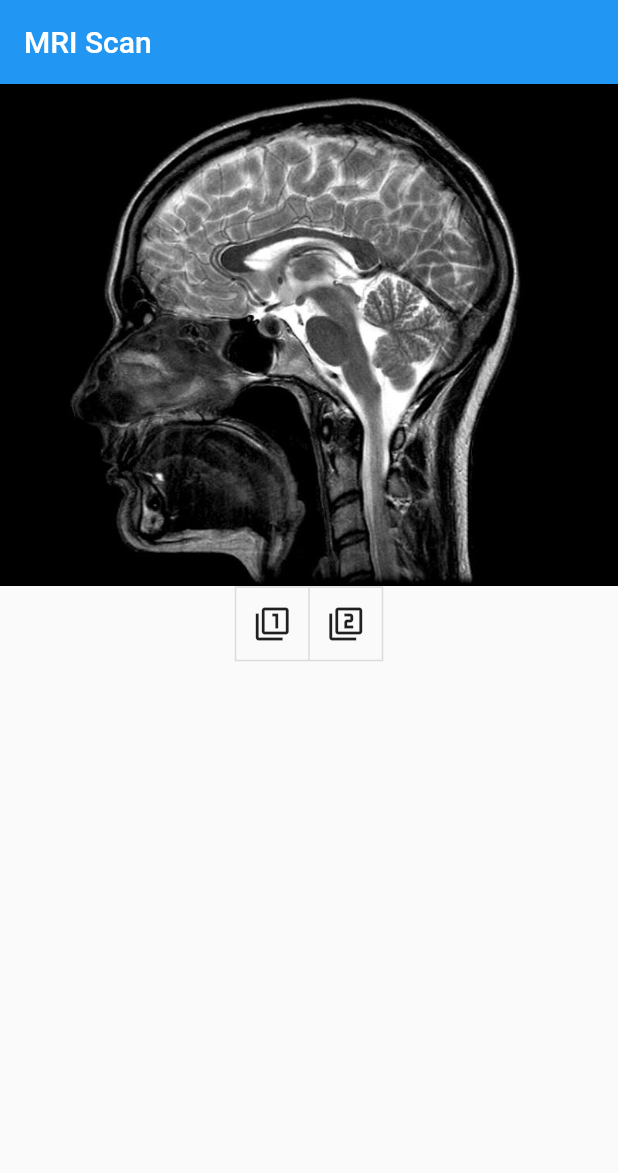
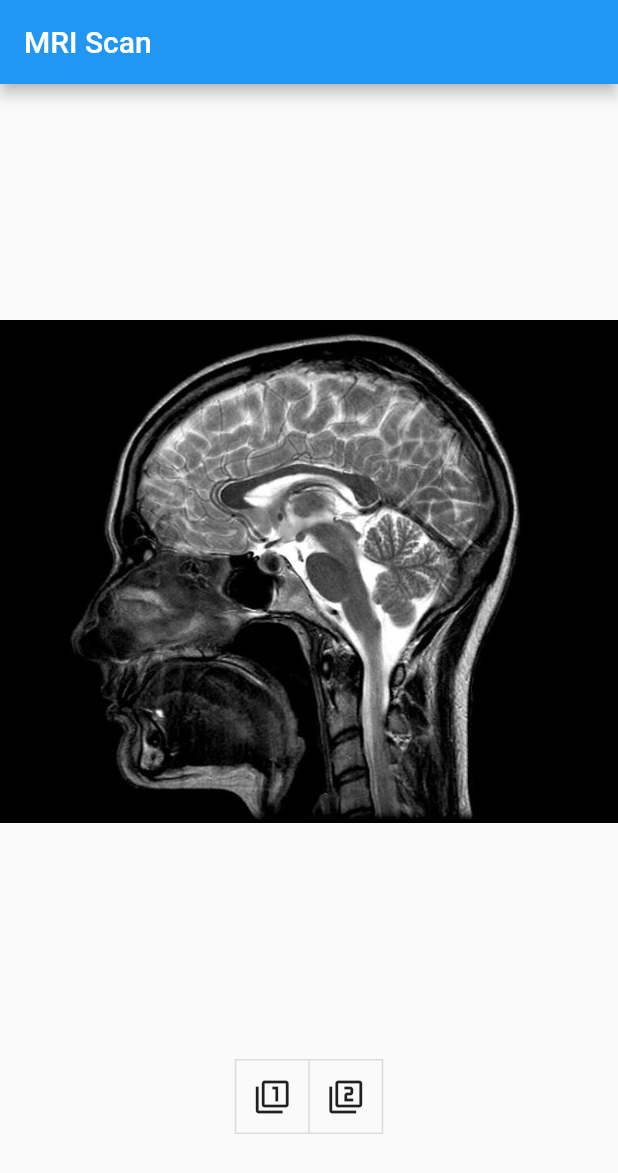
Before and after one commit to harikrishnanea-iitm/test_app, a Flutter app: the screen it shows after launch, on a phone screen of 412 x 824 dp. Shown: the top 1173 px of the screen. Run offline on Flutter 3.47's test engine with Material 2 defaults, Android fonts, the phone set to English and light mode, and no system bars; our stand-ins replace flutter_svg; missing offline and left inert: dart:html.

Commit message:
Changed image to background decoration

```diff
--- a/lib/main.dart
+++ b/lib/main.dart
@@ -28,17 +28,26 @@ class MyAppState extends State<MyApp> {
         primarySwatch: Colors.blue,
       ),
       home: Scaffold(
+          // resizeToAvoidBottomInset: false,
           appBar: AppBar(
             title: const Text('MRI Scan'),
           ),
           body: Align(
             alignment: Alignment.topCenter,
             child: Column(children: <Widget>[
-              Image.asset(
-                'assets/images/mri_scan.jpg',
-              ), //height: 800, width: 650
+              Container(
+                alignment: Alignment.topCenter,
+                height: 650,
+                width: 800,
+                decoration: const BoxDecoration(
+                  image: DecorationImage(
+                    image: AssetImage('assets/images/mri_scan.jpg'),
+                    fit: BoxFit.fitWidth,
+                  ), //
+                ),
+              ),
               ToggleButtons(
-                children: [Icon(Icons.filter_1), Icon(Icons.filter_2)],
+                children: const [Icon(Icons.filter_1), Icon(Icons.filter_2)],
                 onPressed: (int index) {
                   setState(() {
                     buttonSel[index] = !buttonSel[index];
```
